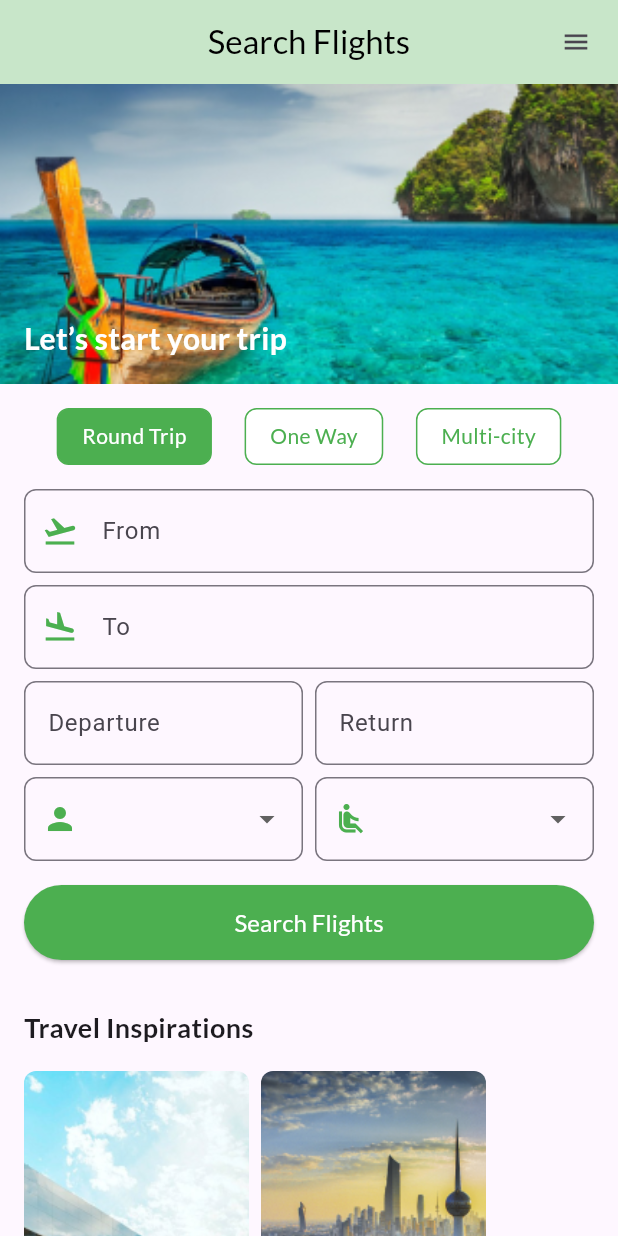
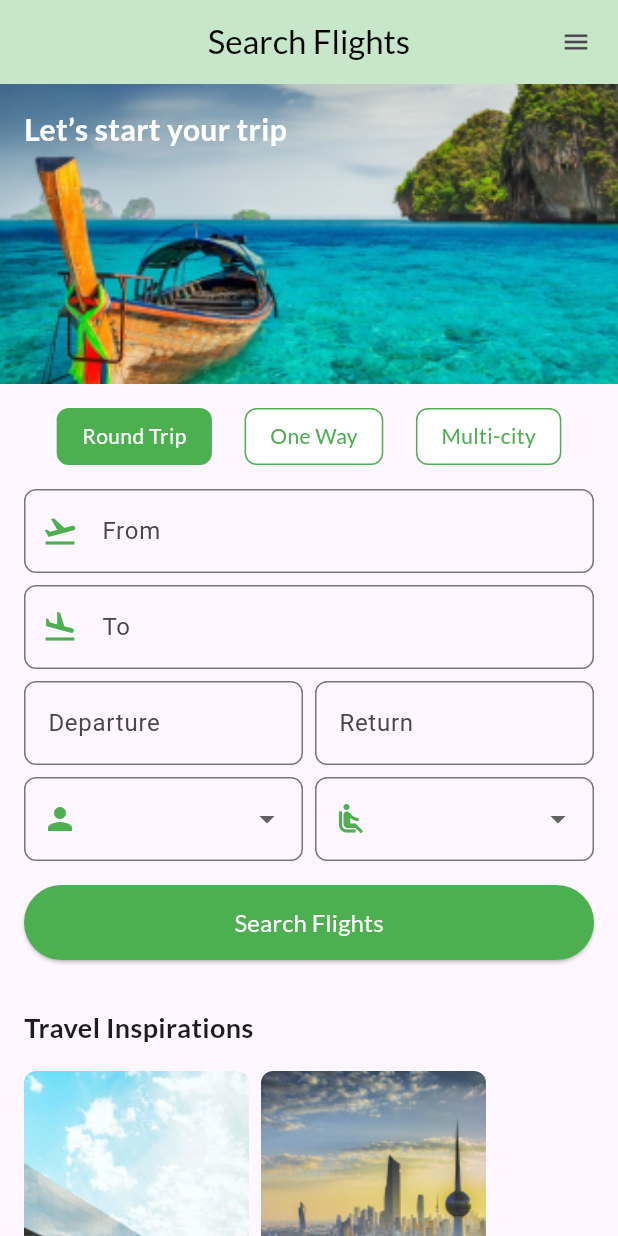
Before and after one commit to macavarapu/task_project, a Flutter app: the screen it shows after launch, on a phone screen of 412 x 824 dp. Run offline on Flutter 3.47's test engine with Material 3 defaults, Android fonts, the phone set to English and light mode, and no system bars; our stand-ins replace google_fonts.

Commit message:
flight_search_view

```diff
--- a/lib/view/flightbooking_view/flightbooking_view.dart
+++ b/lib/view/flightbooking_view/flightbooking_view.dart
@@ -27,6 +27,7 @@ class Flighthomeview extends StatelessWidget {
             // Banner Section
             Stack(
               children: [
+
                 Image.asset(
                   "assets/images/1.png",
                   height: 200,
@@ -35,7 +36,7 @@ class Flighthomeview extends StatelessWidget {
                 ),
                 Positioned(
                   left: 16,
-                  bottom: 16,
+                  top: 16,
                   child: Text(
                     "Let’s start your trip",
                     style: GoogleFonts.lato(
--- a/lib/view/fligt_search_view/flight_search_view.dart
+++ b/lib/view/fligt_search_view/flight_search_view.dart
@@ -16,7 +16,7 @@ class FlightSearchScreen extends StatelessWidget {
           onPressed: () {
             Navigator.pop(context);
             },
-        icon:Icon(Icons.arrow_back_ios,color: Colors.white,size: 20,) ,
+        icon:Icon(Icons.arrow_back,color: Colors.black,size: 20,) ,
         //child: Icon(Icons.arrow_back, color: Colors.white)
         ),
         title: Text("Ezy Travel", style: TextStyle(color: Colors.black)
@@ -64,9 +64,7 @@ class FlightSearchScreen extends StatelessWidget {
                         Icon(Icons.filter_list),
                       ],
                     ),
-                    // ElevatedButton(onPressed: () {}, child: Text("Sort")),
-                    // ElevatedButton(onPressed: () {}, child: Text("Non-Stop")),
-                    // ElevatedButton(onPressed: () {}, child: Text("Filter")),
+
                   ],
                 ),
               ],
```
